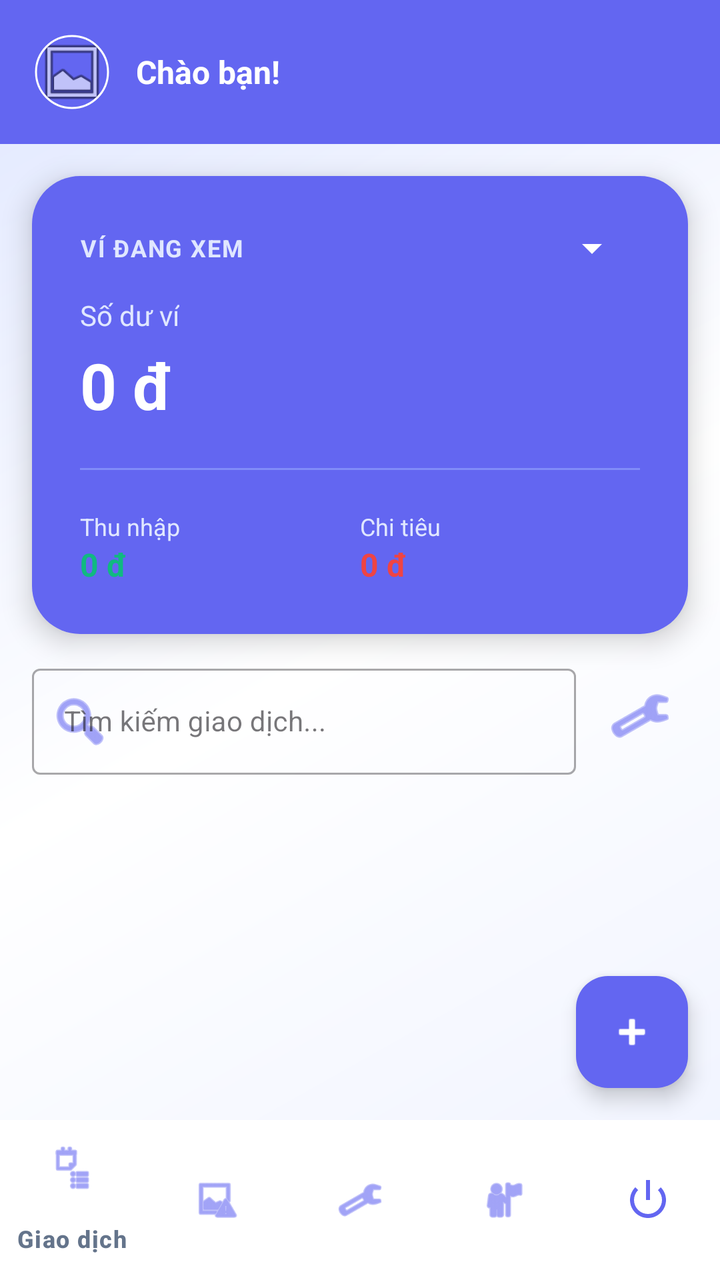
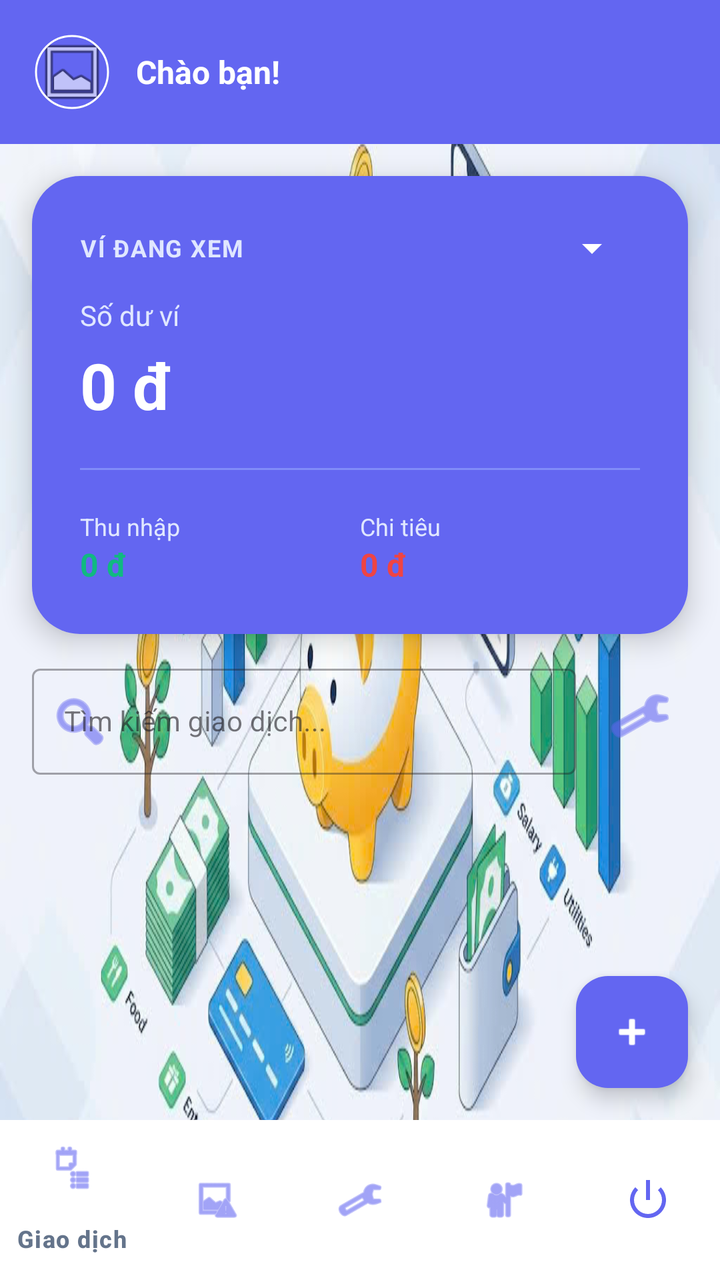

Before-and-after screenshots of an Android layout around one commit, followed by the original layout XML and the change that was made.
<!-- AndroidManifest.xml: application theme Theme.Personalfinancemanager -->
<!-- res/layout/activity_main.xml -->
<?xml version="1.0" encoding="utf-8"?>
<androidx.constraintlayout.widget.ConstraintLayout xmlns:android="http://schemas.android.com/apk/res/android"
    xmlns:app="http://schemas.android.com/apk/res-auto"
    xmlns:tools="http://schemas.android.com/tools"
    android:layout_width="match_parent"
    android:layout_height="match_parent"
    android:background="@drawable/bg_app_main">

    <include
        android:id="@+id/layoutHeader"
        layout="@layout/layout_user_header"
        app:layout_constraintTop_toTopOf="parent"
        app:layout_constraintStart_toStartOf="parent"
        app:layout_constraintEnd_toEndOf="parent" />

    <com.google.android.material.card.MaterialCardView
        android:id="@+id/cardBalance"
        android:layout_width="match_parent"
        android:layout_height="wrap_content"
        android:layout_margin="16dp"
        app:cardCornerRadius="24dp"
        app:cardElevation="8dp"
        app:strokeWidth="0dp"
        app:layout_constraintTop_toBottomOf="@id/layoutHeader">

        <LinearLayout
            android:layout_width="match_parent"
            android:layout_height="wrap_content"
            android:orientation="vertical"
            android:padding="24dp"
            android:background="@color/card_dashboard_bg">

            <LinearLayout
                android:layout_width="match_parent"
                android:layout_height="wrap_content"
                android:orientation="horizontal"
                android:gravity="center_vertical"
                android:layout_marginBottom="12dp">

                <TextView
                    android:layout_width="0dp"
                    android:layout_height="wrap_content"
                    android:layout_weight="1"
                    android:text="Ví đang xem"
                    android:textColor="@color/dashboard_text_secondary_on_primary"
                    android:textSize="12sp"
                    android:letterSpacing="0.05"
                    android:textAllCaps="true"
                    android:textStyle="bold" />

                <Spinner
                    android:id="@+id/spinnerWalletFilter"
                    android:layout_width="wrap_content"
                    android:layout_height="wrap_content"
                    android:backgroundTint="@color/dashboard_text_on_primary" />
            </LinearLayout>

            <TextView
                android:id="@+id/tvBalanceLabel"
                android:layout_width="wrap_content"
                android:layout_height="wrap_content"
                android:text="Số dư ví"
                android:textColor="@color/dashboard_text_secondary_on_primary"
                android:textSize="14sp" />

            <TextView
                android:id="@+id/tvTotalBalance"
                android:layout_width="wrap_content"
                android:layout_height="wrap_content"
                android:text="0 đ"
                android:textColor="@color/dashboard_text_on_primary"
                android:textSize="32sp"
                android:textStyle="bold"
                android:layout_marginTop="4dp" />

            <View
                android:layout_width="match_parent"
                android:layout_height="1dp"
                android:background="@color/dashboard_divider_on_primary"
                android:layout_marginVertical="20dp" />

            <LinearLayout
                android:layout_width="match_parent"
                android:layout_height="wrap_content"
                android:orientation="horizontal">

                <LinearLayout
                    android:layout_width="0dp"
                    android:layout_height="wrap_content"
                    android:layout_weight="1"
                    android:orientation="vertical">

                    <TextView
                        android:layout_width="wrap_content"
                        android:layout_height="wrap_content"
                        android:text="Thu nhập"
                        android:textColor="@color/dashboard_text_secondary_on_primary"
                        android:textSize="12sp" />

                    <TextView
                        android:id="@+id/tvTotalIncome"
                        android:layout_width="wrap_content"
                        android:layout_height="wrap_content"
                        android:text="0 đ"
                        android:textColor="@color/income"
                        android:textSize="16sp"
                        android:textStyle="bold" />
                </LinearLayout>

                <LinearLayout
                    android:layout_width="0dp"
                    android:layout_height="wrap_content"
                    android:layout_weight="1"
                    android:orientation="vertical">

                    <TextView
                        android:layout_width="wrap_content"
                        android:layout_height="wrap_content"
                        android:text="Chi tiêu"
                        android:textColor="@color/dashboard_text_secondary_on_primary"
                        android:textSize="12sp" />

                    <TextView
                        android:id="@+id/tvTotalExpense"
                        android:layout_width="wrap_content"
                        android:layout_height="wrap_content"
                        android:text="0 đ"
                        android:textColor="@color/expense"
                        android:textSize="16sp"
                        android:textStyle="bold" />
                </LinearLayout>
            </LinearLayout>
        </LinearLayout>
    </com.google.android.material.card.MaterialCardView>

    <LinearLayout
        android:id="@+id/layoutSearch"
        android:layout_width="match_parent"
        android:layout_height="wrap_content"
        android:layout_marginHorizontal="16dp"
        android:layout_marginTop="12dp"
        android:orientation="horizontal"
        android:gravity="center_vertical"
        app:layout_constraintTop_toBottomOf="@id/cardBalance">

        <com.google.android.material.textfield.TextInputLayout
            android:layout_width="0dp"
            android:layout_height="wrap_content"
            android:layout_weight="1"
            style="@style/Widget.MaterialComponents.TextInputLayout.OutlinedBox"
            app:startIconDrawable="@android:drawable/ic_menu_search"
            app:startIconTint="@color/primary"
            android:hint="Tìm kiếm giao dịch...">

            <com.google.android.material.textfield.TextInputEditText
                android:id="@+id/etSearch"
                android:layout_width="match_parent"
                android:layout_height="wrap_content"
                android:inputType="text"
                android:textColor="@color/textColorPrimary"
                android:textSize="14sp" />
        </com.google.android.material.textfield.TextInputLayout>

        <ImageButton
            android:id="@+id/btnFilter"
            android:layout_width="48dp"
            android:layout_height="48dp"
            android:layout_marginStart="8dp"
            android:background="?attr/selectableItemBackgroundBorderless"
            android:src="@android:drawable/ic_menu_manage"
            app:tint="@color/primary"
            android:contentDescription="Lọc nâng cao" />
    </LinearLayout>

    <androidx.recyclerview.widget.RecyclerView
        android:id="@+id/rvTransactions"
        android:layout_width="0dp"
        android:layout_height="0dp"
        android:layout_marginTop="12dp"
        android:clipToPadding="false"
        android:paddingBottom="80dp"
        app:layout_constraintTop_toBottomOf="@id/layoutSearch"
        app:layout_constraintBottom_toTopOf="@id/bottom_navigation"
        app:layout_constraintStart_toStartOf="parent"
        app:layout_constraintEnd_toEndOf="parent"
        tools:listitem="@layout/item_transaction" />

    <com.google.android.material.bottomnavigation.BottomNavigationView
        android:id="@+id/bottom_navigation"
        android:layout_width="match_parent"
        android:layout_height="wrap_content"
        android:background="@color/surfaceColor"
        app:elevation="16dp"
        app:itemIconTint="@color/primary"
        app:itemTextColor="@color/textColorSecondary"
        app:layout_constraintBottom_toBottomOf="parent"
        app:menu="@menu/bottom_nav_menu" />

    <com.google.android.material.floatingactionbutton.FloatingActionButton
        android:id="@+id/fab_add"
        android:layout_width="wrap_content"
        android:layout_height="wrap_content"
        android:layout_margin="16dp"
        android:src="@android:drawable/ic_input_add"
        app:layout_constraintBottom_toTopOf="@id/bottom_navigation"
        app:layout_constraintEnd_toEndOf="parent"
        app:tint="@color/white"
        app:backgroundTint="@color/primary"
        android:contentDescription="Add Transaction" />

</androidx.constraintlayout.widget.ConstraintLayout>
<!-- res/layout/layout_user_header.xml (included above) -->
<?xml version="1.0" encoding="utf-8"?>
<LinearLayout xmlns:android="http://schemas.android.com/apk/res/android"
    xmlns:app="http://schemas.android.com/apk/res-auto"
    android:id="@+id/layoutUserHeader"
    android:layout_width="match_parent"
    android:layout_height="wrap_content"
    android:orientation="horizontal"
    android:padding="16dp"
    android:gravity="center_vertical"
    android:background="@color/primary"
    android:clickable="true"
    android:focusable="true"
    android:foreground="?attr/selectableItemBackground">

    <com.google.android.material.imageview.ShapeableImageView
        android:id="@+id/ivUserAvatarHeader"
        android:layout_width="40dp"
        android:layout_height="40dp"
        android:padding="2dp"
        android:scaleType="centerCrop"
        android:src="@android:drawable/ic_menu_gallery"
        app:shapeAppearanceOverlay="@style/CircleImage"
        app:strokeColor="@color/white"
        app:strokeWidth="1dp" />

    <TextView
        android:id="@+id/tvHeaderUsername"
        android:layout_width="wrap_content"
        android:layout_height="wrap_content"
        android:layout_marginStart="12dp"
        android:text="Chào bạn!"
        android:textColor="@color/white"
        android:textSize="16sp"
        android:textStyle="bold" />

</LinearLayout>
<!-- res/layout/item_transaction.xml (included above) -->
<?xml version="1.0" encoding="utf-8"?>
<com.google.android.material.card.MaterialCardView xmlns:android="http://schemas.android.com/apk/res/android"
    xmlns:app="http://schemas.android.com/apk/res-auto"
    xmlns:tools="http://schemas.android.com/tools"
    android:layout_width="match_parent"
    android:layout_height="wrap_content"
    android:layout_marginHorizontal="16dp"
    android:layout_marginVertical="8dp"
    app:cardCornerRadius="12dp"
    app:cardElevation="2dp"
    app:cardBackgroundColor="@color/cardBackgroundColor"
    app:strokeWidth="0dp">

    <androidx.constraintlayout.widget.ConstraintLayout
        android:layout_width="match_parent"
        android:layout_height="wrap_content"
        android:padding="16dp">

        <TextView
            android:id="@+id/tvCategory"
            android:layout_width="0dp"
            android:layout_height="wrap_content"
            android:text="Category"
            android:textSize="16sp"
            android:textStyle="bold"
            android:textColor="@color/textColorPrimary"
            app:layout_constraintTop_toTopOf="parent"
            app:layout_constraintStart_toStartOf="parent"
            app:layout_constraintEnd_toStartOf="@id/tvAmount" />

        <TextView
            android:id="@+id/tvDescription"
            android:layout_width="0dp"
            android:layout_height="wrap_content"
            android:text="Description"
            android:textColor="@color/textColorSecondary"
            android:textSize="14sp"
            app:layout_constraintTop_toBottomOf="@id/tvCategory"
            app:layout_constraintStart_toStartOf="parent"
            app:layout_constraintEnd_toStartOf="@id/tvAmount" />

        <TextView
            android:id="@+id/tvDate"
            android:layout_width="wrap_content"
            android:layout_height="wrap_content"
            android:text="2023-10-27"
            android:textSize="12sp"
            android:textColor="@color/textColorSecondary"
            app:layout_constraintTop_toBottomOf="@id/tvDescription"
            app:layout_constraintStart_toStartOf="parent" />

        <TextView
            android:id="@+id/tvAmount"
            android:layout_width="wrap_content"
            android:layout_height="wrap_content"
            android:text="$100"
            android:textSize="18sp"
            android:textStyle="bold"
            app:layout_constraintTop_toTopOf="parent"
            app:layout_constraintBottom_toBottomOf="parent"
            app:layout_constraintEnd_toEndOf="parent" />

    </androidx.constraintlayout.widget.ConstraintLayout>
</com.google.android.material.card.MaterialCardView>
<!-- resources referenced by this layout -->
<resources>
  <color name="cardBackgroundColor">#FFFFFF</color>
  <color name="card_dashboard_bg">#6366F1</color>
  <color name="dashboard_divider_on_primary">#818CF8</color>
  <color name="dashboard_text_on_primary">#FFFFFF</color>
  <color name="dashboard_text_secondary_on_primary">#E0E7FF</color>
  <color name="expense">#EF4444</color>
  <color name="income">#10B981</color>
  <color name="primary">#6366F1</color>
  <color name="surfaceColor">#FFFFFF</color>
  <color name="textColorPrimary">#1E293B</color>
  <color name="textColorSecondary">#64748B</color>
  <color name="white">#FFFFFFFF</color>
  <!-- drawable bg_app_main: jpg bitmap (drawable, 96445 bytes) -->
  <style name="CircleImage" parent="">
          <item name="cornerSize">50%</item>
      </style>
  <style name="Theme.Personalfinancemanager" parent="Base.Theme.Personalfinancemanager" />
  <style name="Base.Theme.Personalfinancemanager" parent="Theme.Material3.DayNight.NoActionBar">
          
          <item name="colorPrimary">@color/primary</item>
          <item name="colorPrimaryDark">@color/primary_dark</item>
          <item name="colorAccent">@color/accent</item>
  
          
          <item name="android:windowBackground">@drawable/bg_app_main</item>
  
          <item name="android:textColorPrimary">@color/textColorPrimary</item>
          <item name="android:textColorSecondary">@color/textColorSecondary</item>
      </style>
  <color name="primary_dark">#4F46E5</color>
  <color name="accent">#F43F5E</color>
</resources>

<!-- the commit's change to res/layout/activity_main.xml (unified diff, before → after) -->
@@ -4,7 +4,7 @@
     xmlns:tools="http://schemas.android.com/tools"
     android:layout_width="match_parent"
     android:layout_height="match_parent"
-    android:background="@drawable/bg_app_main">
+    android:background="@drawable/bg_app_main_image">
 
     <include
         android:id="@+id/layoutHeader"
<!-- resource entries referenced after the edit -->
@@ -12,7 +12,7 @@
   <color name="textColorPrimary">#1E293B</color>
   <color name="textColorSecondary">#64748B</color>
   <color name="white">#FFFFFFFF</color>
-  <!-- drawable bg_app_main: jpg bitmap (drawable, 96445 bytes) -->
+  <!-- drawable bg_app_main_image: jpg bitmap (drawable, 96445 bytes) -->
   <style name="CircleImage" parent="">
           <item name="cornerSize">50%</item>
       </style>
@@ -24,7 +24,7 @@
           <item name="colorAccent">@color/accent</item>
   
           
-          <item name="android:windowBackground">@drawable/bg_app_main</item>
+          <item name="android:windowBackground">@drawable/bg_app_main_image</item>
   
           <item name="android:textColorPrimary">@color/textColorPrimary</item>
           <item name="android:textColorSecondary">@color/textColorSecondary</item>
